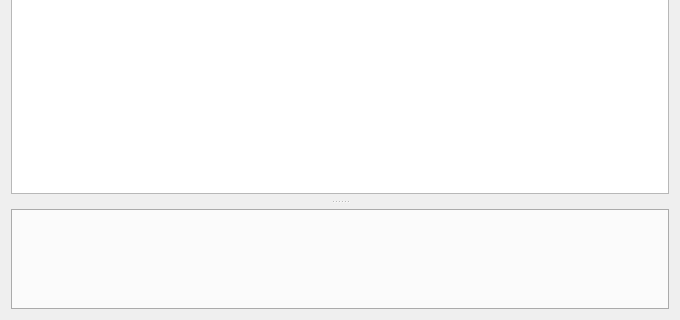
This is src/multiserialviewer/ui_files/serialViewerWindow.ui in shaag7967/multiserialviewer as Qt 5 draws it before an edit; both pictures show x 0 to 680 and y 179 to 499 of the 680 by 499 pixel window. The edited form follows.
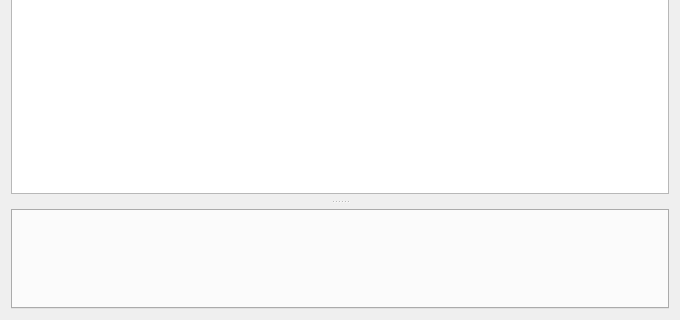
This is the edited form. Custom widgets are drawn as their Qt base class.

Diff of the .ui file:
```diff
--- a/src/multiserialviewer/ui_files/serialViewerWindow.ui
+++ b/src/multiserialviewer/ui_files/serialViewerWindow.ui
@@ -63,7 +63,7 @@
        </size>
       </property>
       <property name="tabPosition">
-       <enum>QTabWidget::TabPosition::South</enum>
+       <enum>QTabWidget::TabPosition::North</enum>
       </property>
       <property name="currentIndex">
        <number>-1</number>
```
